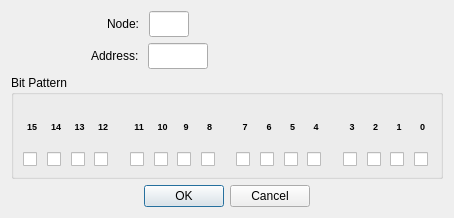
Old version of the form omodscan/dialogs/dialogwriteholdingregisterbits.ui in the repository sanny32/OpenModScan.
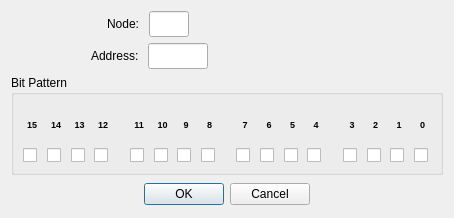
New version of the form. Custom widgets are drawn as their Qt base class.

```diff
--- a/omodscan/dialogs/dialogwriteholdingregisterbits.ui
+++ b/omodscan/dialogs/dialogwriteholdingregisterbits.ui
@@ -600,6 +600,12 @@
    </item>
    <item>
     <widget class="QDialogButtonBox" name="buttonBox">
+     <property name="minimumSize">
+      <size>
+       <width>0</width>
+       <height>26</height>
+      </size>
+     </property>
      <property name="orientation">
       <enum>Qt::Orientation::Horizontal</enum>
      </property>
```
